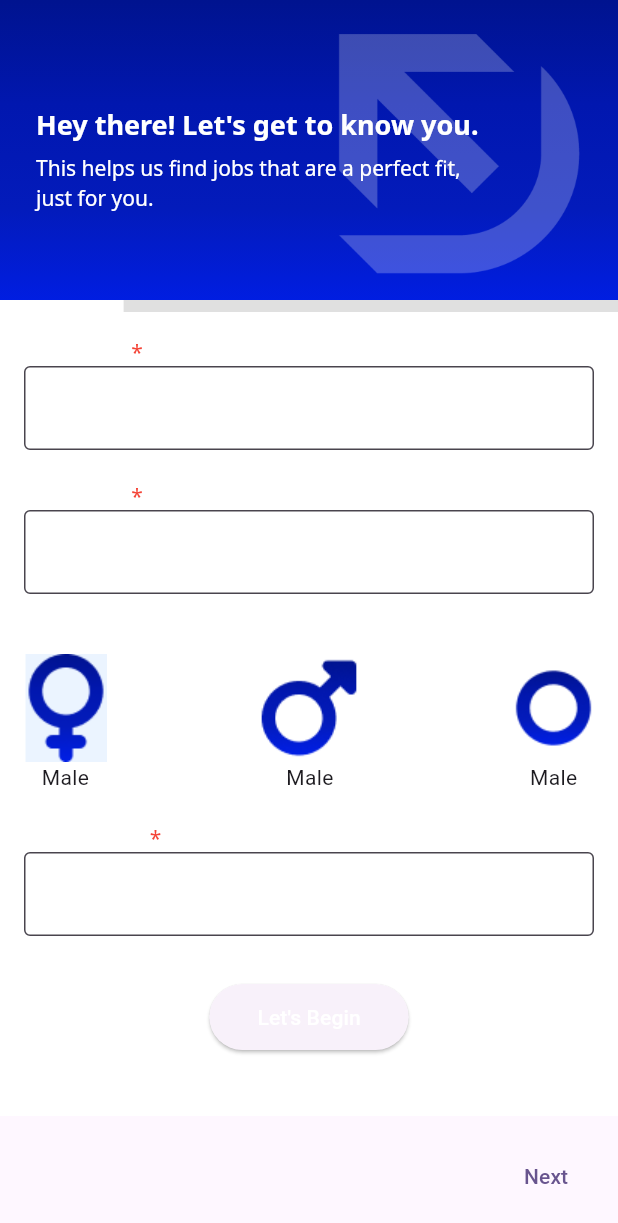
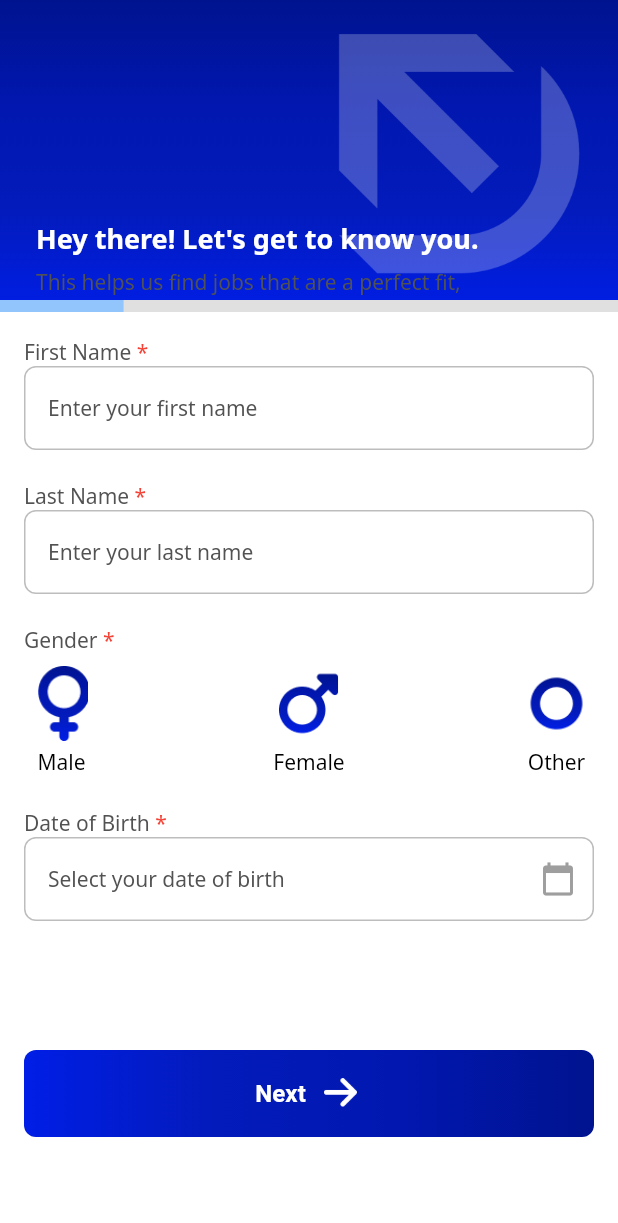
Before and after one commit to kiranstoreking/flutter_assessment3, a Flutter app: the screen it shows after launch, on a phone screen of 412 x 824 dp. Shown: the top 1223 px of the screen. Run offline on Flutter 3.47's test engine with Material 3 defaults, Android fonts, the phone set to English and light mode, and no system bars; our stand-ins replace google_fonts.

Commit message:
Add CustomButton and EducationalOption widgets
- Implemented CustomButton widget with gradient background and icon support.
- Created EducationalOption widget for selectable options with icon, title, and subtitle.
- Enhanced UI with improved styling and interaction feedback.

```diff
--- a/lib/core/constants/app_assets.dart
+++ b/lib/core/constants/app_assets.dart
@@ -29,5 +29,4 @@ class AppAssets {
   static const String userRoundIcon = '$_iconsPath/user_round.png';
   static const String userRoundCogIcon = '$_iconsPath/user_round_cog.png';
   static const String webinarsIcon = '$_iconsPath/webinars.png';
-
 }
--- a/lib/core/theme/app_colors.dart
+++ b/lib/core/theme/app_colors.dart
@@ -15,6 +15,9 @@ class AppColors {
   static const Color accent = Color(0xFF4CAF50);
   static const Color accentLight = Color(0xFF81C784);
   static const Color accentDark = Color(0xFF388E3C);
+
+  // Additional Colors
+  static const Color accentBlue = Color(0xffDBEAFE);
 
   // Neutral Colors
   static const Color white = Color(0xFFFFFFFF);
@@ -38,7 +41,7 @@ class AppColors {
   static const Color success = Color(0xFF4CAF50);
   static const Color warning = Color(0xFFFF9800);
   static const Color error = Color(0xFFF44336);
-  static const Color info = Color(0xFF2196F3);
+  static const Color info = Color(0xff93C5FD);
 
   // Background Colors
   static const Color background = Color(0xFFFAFAFA);
--- a/lib/core/theme/app_text_styles.dart
+++ b/lib/core/theme/app_text_styles.dart
@@ -83,7 +83,7 @@ class AppTextStyles {
     fontSize: 14,
     height: 20 / 14,
     letterSpacing: 0,
-    color: AppColors.white,
+    color: AppColors.gray700,
   );
 
   // Body Styles
--- /dev/null
+++ b/lib/core/widgets/custom_button.dart
@@ -0,0 +1,67 @@
+import 'package:flutter/material.dart';
+import 'package:flutter_assignment3/core/constants/app_assets.dart';
+import 'package:flutter_assignment3/core/theme/app_colors.dart';
+
+class CustomButton extends StatelessWidget {
+  final String text;
+  final VoidCallback onPressed;
+
+  const CustomButton({Key? key, required this.text, required this.onPressed})
+    : super(key: key);
+
+  @override
+  Widget build(BuildContext context) {
+    return SizedBox(
+      width: double.infinity, // full width
+      child: ElevatedButton(
+        onPressed: onPressed,
+        style: ElevatedButton.styleFrom(
+          padding: EdgeInsets.zero, // remove default padding
+          shape: RoundedRectangleBorder(borderRadius: BorderRadius.circular(8)),
+          backgroundColor: Colors.transparent, // transparent to show gradient
+          shadowColor: Colors.transparent,
+        ),
+        child: Ink(
+          decoration: BoxDecoration(
+            gradient: const LinearGradient(
+              colors: [
+                Color(0xff001EE6),
+                Color(0xff031BBB),
+                Color(0xff0117AF),
+                Color(0xff00138F),
+              ], // gradient colors
+              begin: Alignment.centerLeft,
+              end: Alignment.centerRight,
+            ),
+            borderRadius: BorderRadius.circular(8),
+          ),
+          child: Container(
+            padding: const EdgeInsets.symmetric(vertical: 14),
+            alignment: Alignment.center,
+            child: Row(
+              mainAxisAlignment: MainAxisAlignment.center,
+              children: [
+                Text(
+                  text,
+                  style: const TextStyle(
+                    fontSize: 16,
+                    color: Colors.white,
+                    fontWeight: FontWeight.w600,
+                  ),
+                ),
+                const SizedBox(width: 8),
+
+                Image.asset(
+                  AppAssets.rightArrowIcon,
+                  height: 30,
+                  width: 30,
+                  color: Colors.white, // makes icon white
+                ),
+              ],
+            ),
+          ),
+        ),
+      ),
+    );
+  }
+}
--- a/lib/core/widgets/intro_appbar.dart
+++ b/lib/core/widgets/intro_appbar.dart
@@ -24,47 +24,60 @@ class IntroAppBar extends StatelessWidget implements PreferredSizeWidget {
     return AppBar(
       automaticallyImplyLeading: false,
       toolbarHeight: 200,
-
-      backgroundColor: Colors.transparent, // gradient will cover
+      backgroundColor: Colors.transparent,
       elevation: 0,
       flexibleSpace: Container(
-        padding: EdgeInsets.symmetric(horizontal: 8),
+        padding: const EdgeInsets.symmetric(horizontal: 8),
         decoration: const BoxDecoration(gradient: AppColors.primaryGradient),
         child: Stack(
           children: [
-            // Back button at top-left (only if not first page)
             if (currentPage != 0)
               Positioned(
                 top: MediaQuery.of(context).padding.top,
                 left: 8,
-                child: IconButton(
-                  icon: const Icon(Icons.arrow_back, color: Colors.white),
-                  onPressed: onBack ?? () => Navigator.pop(context),
+                child: Container(
+                  width: 32,
+                  height: 32,
+                  color: AppColors.white,
+                  child: Center(
+                    child: IconButton(
+                      icon: const Icon(Icons.arrow_back, color: Colors.black),
+                      onPressed: onBack ?? () => Navigator.pop(context),
+                    ),
+                  ),
                 ),
               ),
-
-            // Image at bottom
             Positioned(
-              right: 16, // move it to the right side
-              bottom: 16, // keep it near the bottom
+              right: 16,
+              bottom: 16,
               child: Image.asset(
                 AppAssets.appicon,
-                height: 176, // larger size
+                height: 176,
                 width: 170,
                 fit: BoxFit.contain,
               ),
             ),
-
-            // Text over image
             Positioned(
+              top: 150,
               left: 16,
-              bottom: 16 + 50, // leave space so it's above image
+              width: 340,
+              height: 74,
               child: Column(
                 crossAxisAlignment: CrossAxisAlignment.start,
                 children: [
-                  Text(title, style: AppTextStyles.displayLarge),
-                  SizedBox(height: 10),
-                  Text(subtitle, style: AppTextStyles.titleSmall),
+                  Text(
+                    title,
+                    style: AppTextStyles.displayLarge,
+                    maxLines: 1,
+                    overflow: TextOverflow.ellipsis,
+                  ),
+                  const SizedBox(height: 10),
+                  Text(
+                    subtitle,
+                    style: AppTextStyles.titleSmall,
+                    maxLines: 2,
+                    overflow: TextOverflow.ellipsis,
+                  ),
                 ],
               ),
             ),
@@ -76,8 +89,8 @@ class IntroAppBar extends StatelessWidget implements PreferredSizeWidget {
         child: LinearProgressIndicator(
           minHeight: 8,
           value: (currentPage + 1) / totalPages,
-          backgroundColor: Colors.grey[300],
-          valueColor: const AlwaysStoppedAnimation<Color>(Colors.white),
+          backgroundColor: AppColors.gray300,
+          valueColor: const AlwaysStoppedAnimation<Color>(AppColors.info),
         ),
       ),
     );
--- a/lib/features/Home/presentation/screens/onboarding/onboard_screens.dart
+++ b/lib/features/Home/presentation/screens/onboarding/onboard_screens.dart
@@ -28,8 +28,9 @@ class _IntroScreenState extends State<IntroScreen> {
         onBack: () {
           if (_currentPage > 0) {
             _pageController.previousPage(
-                duration: const Duration(milliseconds: 300),
-                curve: Curves.easeInOut);
+              duration: const Duration(milliseconds: 300),
+              curve: Curves.easeInOut,
+            );
           }
         },
       ),
@@ -39,8 +40,9 @@ class _IntroScreenState extends State<IntroScreen> {
         onBack: () {
           if (_currentPage > 0) {
             _pageController.previousPage(
-                duration: const Duration(milliseconds: 300),
-                curve: Curves.easeInOut);
+              duration: const Duration(milliseconds: 300),
+              curve: Curves.easeInOut,
+            );
           }
         },
       ),
@@ -50,8 +52,9 @@ class _IntroScreenState extends State<IntroScreen> {
         onBack: () {
           if (_currentPage > 0) {
             _pageController.previousPage(
-                duration: const Duration(milliseconds: 300),
-                curve: Curves.easeInOut);
+              duration: const Duration(milliseconds: 300),
+              curve: Curves.easeInOut,
+            );
           }
         },
       ),
@@ -61,8 +64,9 @@ class _IntroScreenState extends State<IntroScreen> {
         onBack: () {
           if (_currentPage > 0) {
             _pageController.previousPage(
-                duration: const Duration(milliseconds: 300),
-                curve: Curves.easeInOut);
+              duration: const Duration(milliseconds: 300),
+              curve: Curves.easeInOut,
+            );
           }
         },
       ),
@@ -73,8 +77,9 @@ class _IntroScreenState extends State<IntroScreen> {
         onBack: () {
           if (_currentPage > 0) {
             _pageController.previousPage(
-                duration: const Duration(milliseconds: 300),
-                curve: Curves.easeInOut);
+              duration: const Duration(milliseconds: 300),
+              curve: Curves.easeInOut,
+            );
           }
         },
       ),
@@ -96,39 +101,6 @@ class _IntroScreenState extends State<IntroScreen> {
           return slides[index];
         },
       ),
-      bottomNavigationBar: Padding(
-        padding: const EdgeInsets.all(16.0),
-        child: Row(
-          mainAxisAlignment: MainAxisAlignment.spaceBetween,
-          children: [
-            _currentPage > 0
-                ? TextButton(
-                    onPressed: () {
-                      _pageController.previousPage(
-                          duration: Duration(milliseconds: 300),
-                          curve: Curves.easeInOut);
-                    },
-                    child: Text('Back'),
-                  )
-                : SizedBox(),
-            _currentPage < slides.length - 1
-                ? TextButton(
-                    onPressed: () {
-                      _pageController.nextPage(
-                          duration: Duration(milliseconds: 300),
-                          curve: Curves.easeInOut);
-                    },
-                    child: Text('Next'),
-                  )
-                : TextButton(
-                    onPressed: () {
-                      Navigator.pop(context);
-                    },
-                    child: Text('Done'),
-                  ),
-          ],
-        ),
-      ),
     );
   }
 }
--- a/lib/features/Home/presentation/screens/onboarding/personal_info_screen.dart
+++ b/lib/features/Home/presentation/screens/onboarding/personal_info_screen.dart
@@ -2,6 +2,7 @@ import 'package:flutter/material.dart';
 import 'package:flutter_assignment3/core/constants/app_assets.dart';
 import 'package:flutter_assignment3/core/theme/app_colors.dart';
 import 'package:flutter_assignment3/core/theme/app_text_styles.dart';
+import 'package:flutter_assignment3/core/widgets/custom_button.dart';
 import 'package:flutter_assignment3/core/widgets/intro_appbar.dart';
 
 class UserInfoScreen extends StatelessWidget {
@@ -15,6 +16,31 @@ class UserInfoScreen extends StatelessWidget {
     required this.currentPage,
     required this.totalPages,
   }) : super(key: key);
+
+  // Common decoration for all text fields
+  InputDecoration _inputDecoration({
+    required String label,
+    Widget? suffixIcon,
+  }) {
+    return InputDecoration(
+      labelText: label,
+      labelStyle: AppTextStyles.titleSmall,
+      filled: true,
+      fillColor: Colors.white,
+      suffixIcon: suffixIcon,
+      border: OutlineInputBorder(
+        borderRadius: BorderRadius.circular(8), // rounded corners
+      ),
+      enabledBorder: OutlineInputBorder(
+        borderRadius: BorderRadius.circular(8),
+        borderSide: BorderSide(color: Colors.grey.shade400),
+      ),
+      focusedBorder: OutlineInputBorder(
+        borderRadius: BorderRadius.circular(8),
+        borderSide: const BorderSide(color: Colors.grey),
+      ),
+    );
+  }
 
   @override
   Widget build(BuildContext context) {
@@ -32,121 +58,94 @@ class UserInfoScreen extends StatelessWidget {
         padding: const EdgeInsets.all(16.0),
         child: Column(
           crossAxisAlignment: CrossAxisAlignment.start,
+          // changed to scrollable in case of small screens
           children: [
-            RichText(
-              text: TextSpan(
-                children: [
-                  TextSpan(text: "First Name", style: AppTextStyles.titleSmall),
-                  TextSpan(
-                    text: "*",
-                    style: AppTextStyles.titleSmall.copyWith(
-                      color: AppColors.error,
-                    ),
-                  ),
-                ],
-              ),
+            // First Name
+            _labelWithAsterisk("First Name"),
+            TextField(
+              cursorColor: Colors.grey,
+              decoration: _inputDecoration(label: 'Enter your first name'),
             ),
+            const SizedBox(height: 20),
 
+            // Last Name
+            _labelWithAsterisk("Last Name"),
             TextField(
-              decoration: InputDecoration(
-                labelText: 'Enter your first name',
-                labelStyle: AppTextStyles.titleSmall,
-                filled: true,
-                fillColor: Colors.white,
-                border: OutlineInputBorder(),
-              ),
+              cursorColor: Colors.grey,
+              decoration: _inputDecoration(label: 'Enter your last name'),
             ),
-            SizedBox(height: 20),
-            RichText(
-              text: TextSpan(
-                children: [
-                  TextSpan(text: "First Name", style: AppTextStyles.titleSmall),
-                  TextSpan(
-                    text: "*",
-                    style: AppTextStyles.titleSmall.copyWith(
-                      color: AppColors.error,
-                    ),
-                  ),
-                ],
-              ),
-            ),
+            const SizedBox(height: 20),
 
-            TextField(
-              decoration: InputDecoration(
-                labelText: 'Enter your first name',
-                labelStyle: AppTextStyles.titleSmall,
-                filled: true,
-                fillColor: Colors.white,
-                border: OutlineInputBorder(),
-              ),
-            ),
-            SizedBox(height: 20),
-            Text("Gender *", style: TextStyle(color: Colors.white)),
+            // Gender
+            _labelWithAsterisk("Gender"),
+            const SizedBox(height: 8),
             Row(
               mainAxisAlignment: MainAxisAlignment.spaceBetween,
               children: [
-                Container(
-                  child: Column(
-                    children: [Image.asset(AppAssets.maleIcon), Text('Male')],
-                  ),
-                ),
-
-                Container(
-                  child: Column(
-                    children: [Image.asset(AppAssets.femaleIcon), Text('Male')],
-                  ),
-                ),
-
-                Container(
-                  child: Column(
-                    children: [Image.asset(AppAssets.otherIcon), Text('Male')],
-                  ),
-                ),
+                _genderOption(AppAssets.maleIcon, "Male"),
+                _genderOption(AppAssets.femaleIcon, "Female"),
+                _genderOption(AppAssets.otherIcon, "Other"),
               ],
             ),
-            SizedBox(height: 20),
-            RichText(
-              text: TextSpan(
-                children: [
-                  TextSpan(
-                    text: "Date of Birth",
-                    style: AppTextStyles.titleSmall,
-                  ),
-                  TextSpan(
-                    text: "*",
-                    style: AppTextStyles.titleSmall.copyWith(
-                      color: AppColors.error,
-                    ),
-                  ),
-                ],
-              ),
-            ),
+            const SizedBox(height: 20),
 
+            // Date of Birth
+            _labelWithAsterisk("Date of Birth"),
             TextField(
-              decoration: InputDecoration(
-                labelText: 'Enter your first name',
-                labelStyle: AppTextStyles.titleSmall,
-                filled: true,
-                fillColor: Colors.white,
-                border: OutlineInputBorder(),
-              ),
-            ),
-            SizedBox(height: 30),
-            Center(
-              child: ElevatedButton(
-                onPressed: () {},
-                style: ElevatedButton.styleFrom(
-                  padding: EdgeInsets.symmetric(horizontal: 32, vertical: 12),
-                ),
-                child: Text(
-                  "Let's Begin",
-                  style: TextStyle(color: Colors.white),
+              cursorColor: Colors.grey,
+              readOnly: true,
+              decoration: _inputDecoration(
+                label: 'Select your date of birth',
+                suffixIcon: const Icon(
+                  Icons.calendar_today,
+                  color: Colors.grey,
                 ),
               ),
+              onTap: () {
+                // TODO: Implement date picker logic here
+              },
             ),
+            Spacer(),
+
+            // Submit Button
+            CustomButton(text: "Next", onPressed: () {}),
+            // Padding(padding: const EdgeInsets.only(bottom: 50.0)),
+            SizedBox(height: 50),
           ],
         ),
       ),
     );
   }
+
+  /// Widget for label + red asterisk
+  Widget _labelWithAsterisk(String label) {
+    return RichText(
+      text: TextSpan(
+        children: [
+          TextSpan(
+            text: label,
+            style: AppTextStyles.titleSmall.copyWith(color: AppColors.gray700),
+          ),
+          TextSpan(
+            text: " *",
+            style: AppTextStyles.titleSmall.copyWith(color: AppColors.error),
+          ),
+        ],
+      ),
+    );
+  }
+
+  /// Gender selection option widget
+  Widget _genderOption(String iconPath, String label) {
+    return Column(
+      children: [
+        Image.asset(iconPath, height: 50, width: 50),
+        const SizedBox(height: 4),
+        Text(
+          label,
+          style: AppTextStyles.titleSmall.copyWith(color: Colors.black),
+        ),
+      ],
+    );
+  }
 }
--- a/pubspec.yaml
+++ b/pubspec.yaml
@@ -89,6 +89,7 @@ flutter:
     - assets/images/
     - assets/icons/
     - assets/svgs/
+    - assets/gifs/
 
   # An image asset can refer to one or more resolution-specific "variants", see
   # https://flutter.dev/to/resolution-aware-images
```
Also changed, not shown: lib/core/widgets/educational_option.dart (added, +56 -0 lines), lib/features/Home/presentation/screens/onboarding/job_hunting_location_screen.dart (+28 -19 lines), lib/features/Home/presentation/screens/onboarding/qualification_screen.dart (+60 -62 lines), lib/features/Home/presentation/screens/onboarding/ready_to_go_screen.dart (+36 -46 lines), lib/features/Home/presentation/screens/onboarding/role_preference_screen.dart (+53 -12 lines), assets/gifs/celebrate.gif (added), assets/icons/male.png.
